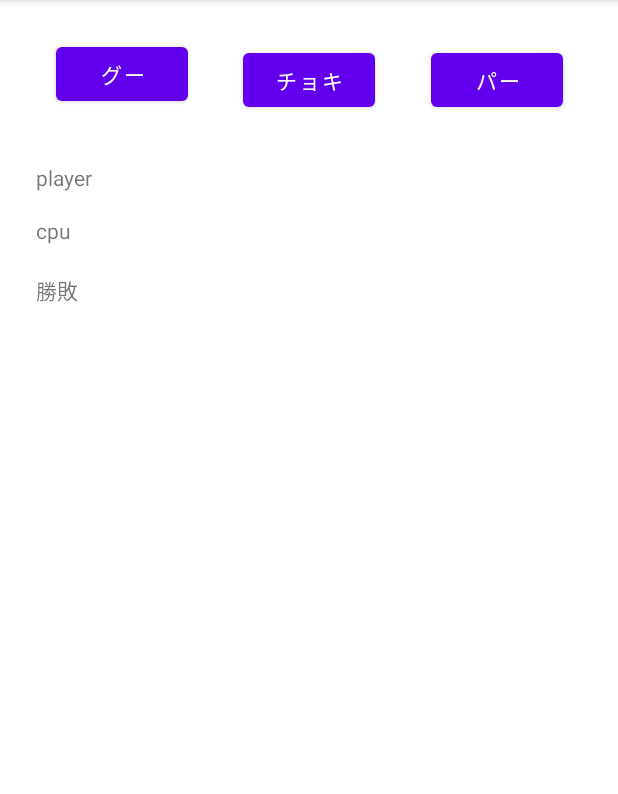
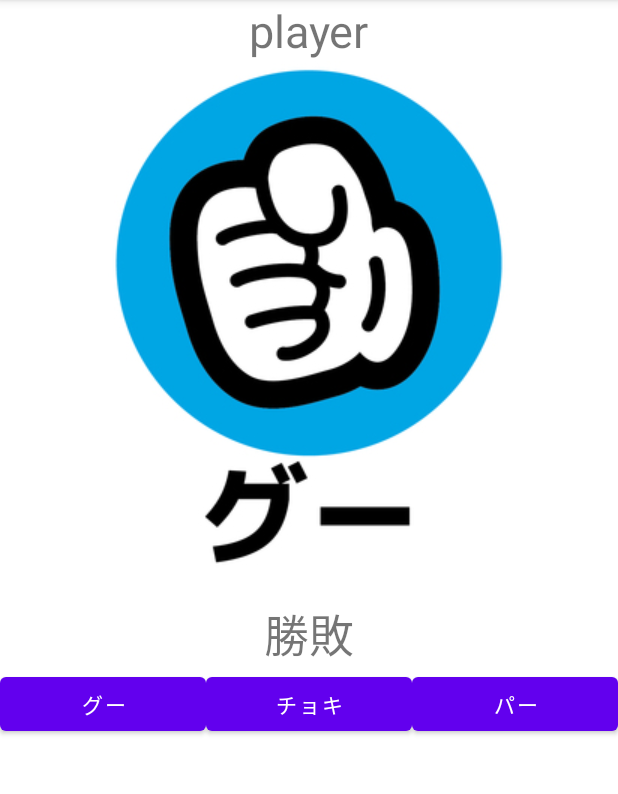
Before and after one commit to okomesayaka0418/janken, an Android app: the screen it shows after launch (MainActivity), on a phone screen of 412 x 824 dp, the part 84-878 px from its top. Run offline under Robolectric (Android 15) with nearby library versions, the phone set to English and light mode, and no system bars.

Commit message:
じゃんけんアプリ2完成

```diff
--- a/app/src/main/java/app/yonezawa/yone/janken/MainActivity.kt
+++ b/app/src/main/java/app/yonezawa/yone/janken/MainActivity.kt
@@ -11,23 +11,27 @@ class MainActivity : AppCompatActivity() {
         super.onCreate(savedInstanceState)
         setContentView(R.layout.activity_main)
 
+
         gooButton.setOnClickListener {
             player.text = "あなたの手はグーです"
             val number: Int = Random.nextInt(3)
 
             when (number) {
                 0 ->{
-                    cpu.text = "相手の手はグーです"
+                     //cpu.setText("相手の手はグーです";
+                    cpu.setImageResource(R.drawable.goo)
                     result.text= "引き分けです"
                     result.setTextColor(Color.parseColor("#8a000000"))
                 }
                 1 ->{
-                    cpu.text = "相手の手はチョキです"
+                    //cpu.setText ("相手の手はチョキです");
+                    cpu.setImageResource(R.drawable.choki)
                     result.text= "あなたの勝ちです"
                     result.setTextColor(Color.parseColor("#FF0000"))
                 }
                 2 ->{
-                    cpu.text = "相手の手はパーです"
+                    //cpu.setText("相手の手はパーです");
+                    cpu.setImageResource(R.drawable.paa)
                     result.text= "あなたの負けです"
                     result.setTextColor(Color.parseColor("#2196f3"))
                 }
@@ -42,17 +46,20 @@ class MainActivity : AppCompatActivity() {
 
             when (number) {
                 0 ->{
-                    cpu.text = "相手の手はグーです"
+                    //cpu.setText("相手の手はグーです");
+                    cpu.setImageResource(R.drawable.goo)
                     result.text= "あなたの負けです"
                     result.setTextColor(Color.parseColor("#8a000000"))
                 }
                 1 ->{
-                    cpu.text = "相手の手はチョキです"
+                    //cpu.setText("相手の手はチョキです");
+                    cpu.setImageResource(R.drawable.choki)
                     result.text= "引き分けです"
                     result.setTextColor(Color.parseColor("#f44336"))
                 }
                 2 ->{
-                    cpu.text = "相手の手はパーです"
+                    //cpu.setText("相手の手はパーです");
+                    cpu.setImageResource(R.drawable.paa)
                     result.text= "あなたの勝ちです"
                     result.setTextColor(Color.parseColor("#FF0000"))
                 }
@@ -62,22 +69,25 @@ class MainActivity : AppCompatActivity() {
 
         }
         paaButton.setOnClickListener {
-            player.text = "あなたの手はパーです"
+             //cpu.setText("あなたの手はパーです");
             val number: Int = Random.nextInt(3)
 
             when (number) {
                 0 ->{
-                    cpu.text = "相手の手はグーです"
+                    //cpu.setText("相手の手はグーです");
+                    cpu.setImageResource(R.drawable.goo)
                     result.text= "あなたの勝ちです"
                     result.setTextColor(Color.parseColor("#FF0000"))
                 }
                 1 ->{
-                    cpu.text = "相手の手はチョキです"
+                    //cpu.setText ("相手の手はチョキです");
+                    cpu.setImageResource(R.drawable.choki)
                     result.text= "あなたの負けです"
                     result.setTextColor(Color.parseColor("#f44336"))
                 }
                 2 ->{
-                    cpu.text = "相手の手はパーです"
+                    //cpu.setText("相手の手はパーです");
+                    cpu.setImageResource(R.drawable.paa)
                     result.text= "引き分けです"
                     result.setTextColor(Color.parseColor("#2196f3"))
                 }
--- a/app/src/main/res/layout/activity_main.xml
+++ b/app/src/main/res/layout/activity_main.xml
@@ -6,65 +6,71 @@
     android:layout_height="match_parent"
     tools:context=".MainActivity">
 
+    <LinearLayout
+        android:layout_width="match_parent"
+        android:layout_height="match_parent"
+        android:orientation="vertical"
+        tools:layout_editor_absoluteX="-32dp"
+        tools:layout_editor_absoluteY="-161dp">
+
+        <TextView
+            android:id="@+id/player"
+            android:layout_width="wrap_content"
+            android:layout_height="wrap_content"
+            android:layout_gravity="center"
+            android:text="player"
+            android:textSize="30sp" />
+
+        <ImageView
+            android:id="@+id/cpu"
+            android:layout_width="match_parent"
+            android:layout_height="wrap_content"
+            android:layout_gravity="center"
+            app:srcCompat="@drawable/goo" />
+
+        <TextView
+            android:id="@+id/result"
+            android:layout_width="wrap_content"
+            android:layout_height="wrap_content"
+            android:layout_gravity="center"
+            android:layout_marginTop="19dp"
+            android:text="勝敗"
+            android:textSize="30sp" />
+
+        <LinearLayout
+            android:layout_width="match_parent"
+            android:layout_height="wrap_content"
+            android:orientation="horizontal">
+
             <Button
                 android:id="@+id/gooButton"
                 android:layout_width="wrap_content"
                 android:layout_height="wrap_content"
-        android:layout_marginTop="25dp"
-        android:text="グー"
-        app:layout_constraintEnd_toStartOf="@+id/chokiButton"
-        app:layout_constraintHorizontal_bias="0.5"
-        app:layout_constraintStart_toStartOf="parent"
-        app:layout_constraintTop_toTopOf="parent" />
+                android:layout_gravity="center"
+                android:layout_marginTop="0dp"
+                android:layout_weight="1"
+                android:text="グー" />
 
             <Button
                 android:id="@+id/chokiButton"
                 android:layout_width="wrap_content"
                 android:layout_height="wrap_content"
-        android:layout_marginTop="29dp"
-        android:text="チョキ"
-        app:layout_constraintEnd_toStartOf="@+id/paaButton"
-        app:layout_constraintHorizontal_bias="0.5"
-        app:layout_constraintStart_toEndOf="@+id/gooButton"
-        app:layout_constraintTop_toTopOf="parent" />
+                android:layout_gravity="center"
+                android:layout_marginTop="0dp"
+                android:layout_weight="1"
+                android:text="チョキ" />
 
             <Button
                 android:id="@+id/paaButton"
                 android:layout_width="wrap_content"
                 android:layout_height="wrap_content"
-        android:layout_marginTop="29dp"
-        android:text="パー"
-        app:layout_constraintEnd_toEndOf="parent"
-        app:layout_constraintHorizontal_bias="0.5"
-        app:layout_constraintStart_toEndOf="@+id/chokiButton"
-        app:layout_constraintTop_toTopOf="parent" />
+                android:layout_gravity="center"
+                android:layout_marginTop="0dp"
+                android:layout_weight="1"
+                android:text="パー" />
 
-    <TextView
-        android:id="@+id/player"
-        android:layout_width="wrap_content"
-        android:layout_height="wrap_content"
-        android:layout_marginStart="24dp"
-        android:layout_marginTop="35dp"
-        android:text="player"
-        app:layout_constraintStart_toStartOf="parent"
-        app:layout_constraintTop_toBottomOf="@+id/gooButton" />
+        </LinearLayout>
 
-    <TextView
-        android:id="@+id/cpu"
-        android:layout_width="wrap_content"
-        android:layout_height="wrap_content"
-        android:layout_marginTop="16dp"
-        android:text="cpu"
-        app:layout_constraintStart_toStartOf="@+id/player"
-        app:layout_constraintTop_toBottomOf="@+id/player" />
-
-    <TextView
-        android:id="@+id/result"
-        android:layout_width="wrap_content"
-        android:layout_height="wrap_content"
-        android:layout_marginTop="19dp"
-        android:text="勝敗"
-        app:layout_constraintStart_toStartOf="@+id/cpu"
-        app:layout_constraintTop_toBottomOf="@+id/cpu" />
+    </LinearLayout>
 
 </androidx.constraintlayout.widget.ConstraintLayout>
```
Also changed, not shown: app/src/main/res/drawable/choki.png (added), app/src/main/res/drawable/goo.png (added), app/src/main/res/drawable/paa.png (added). Lines whose indentation alone changed are shown as unchanged.
